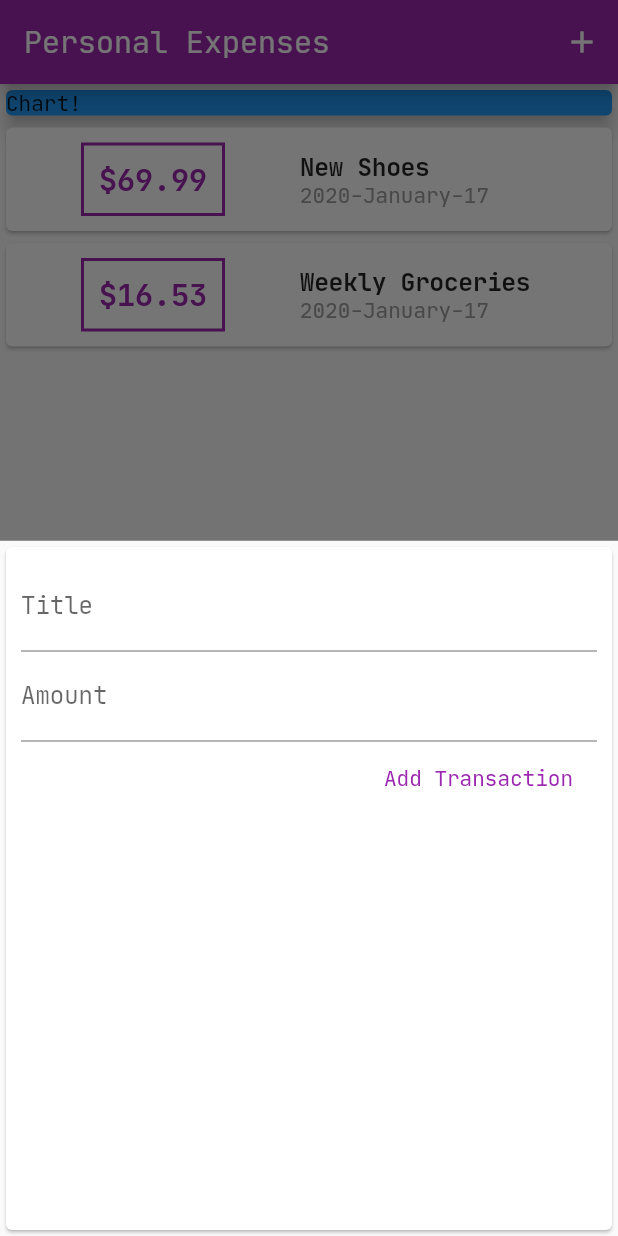
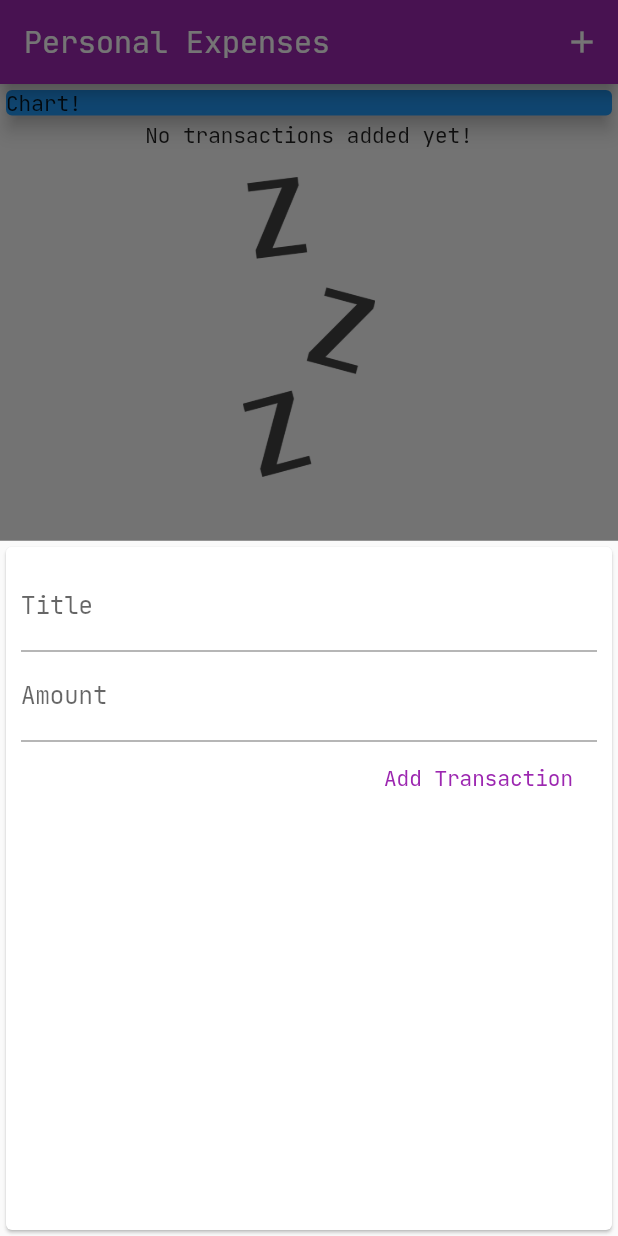
Before and after one commit to ituxka/personal_expenses, a Flutter app: the screen it shows after launch, after a tap on the "add" icon, on a phone screen of 412 x 824 dp. Run offline on Flutter 3.47's test engine with Material 2 defaults, Android fonts, the phone set to English and light mode, and no system bars; our stand-ins replace date_format.

Commit message:
feat: add not transactions widget

```diff
--- a/lib/models/transaction.dart
+++ b/lib/models/transaction.dart
@@ -17,20 +17,7 @@ class Transaction {
 }
 
 class TransactionModel extends ChangeNotifier {
-  final List<Transaction> _transactions = [
-    Transaction(
-      id: '1',
-      title: 'New Shoes',
-      amount: 69.99,
-      date: DateTime.now(),
-    ),
-    Transaction(
-      id: '2',
-      title: 'Weekly Groceries',
-      amount: 16.53,
-      date: DateTime.now(),
-    ),
-  ];
+  final List<Transaction> _transactions = [];
 
   UnmodifiableListView<Transaction> get transactions => UnmodifiableListView(_transactions);
 
--- a/lib/widgets/transactions/transaction_list.dart
+++ b/lib/widgets/transactions/transaction_list.dart
@@ -13,10 +13,30 @@ class TransactionList extends StatelessWidget {
   @override
   Widget build(BuildContext context) {
     return Consumer<TransactionModel>(
-      builder: (context, transaction, _) => ListView.builder(
-        itemCount: transaction.transactions.length,
-        itemBuilder: (BuildContext _, int index) => _itemBuilder(transaction.transactions, index),
-      ),
+      builder: (context, transaction, _) {
+        final List<Transaction> transactions = transaction.transactions;
+
+        return transactions.isEmpty
+            ? noTransactions
+            : ListView.builder(
+                itemCount: transactions.length,
+                itemBuilder: (BuildContext _, int index) => _itemBuilder(transactions, index),
+              );
+      },
     );
   }
 }
+
+final Widget noTransactions = Column(
+  children: <Widget>[
+    Text('No transactions added yet!'),
+    Container(
+      margin: EdgeInsets.only(top: 20),
+      height: 200,
+      child: Image.asset(
+        'assets/images/waiting.png',
+        fit: BoxFit.cover,
+      ),
+    ),
+  ],
+);
--- a/pubspec.yaml
+++ b/pubspec.yaml
@@ -43,9 +43,8 @@ flutter:
   uses-material-design: true
 
   # To add assets to your application, add an assets section, like this:
-  # assets:
-  #  - images/a_dot_burr.jpeg
-  #  - images/a_dot_ham.jpeg
+  assets:
+   - assets/images/waiting.png
 
   # An image asset can refer to one or more resolution-specific "variants", see
   # https://flutter.dev/assets-and-images/#resolution-aware.
```
Also changed, not shown: assets/images/waiting.png (added).
